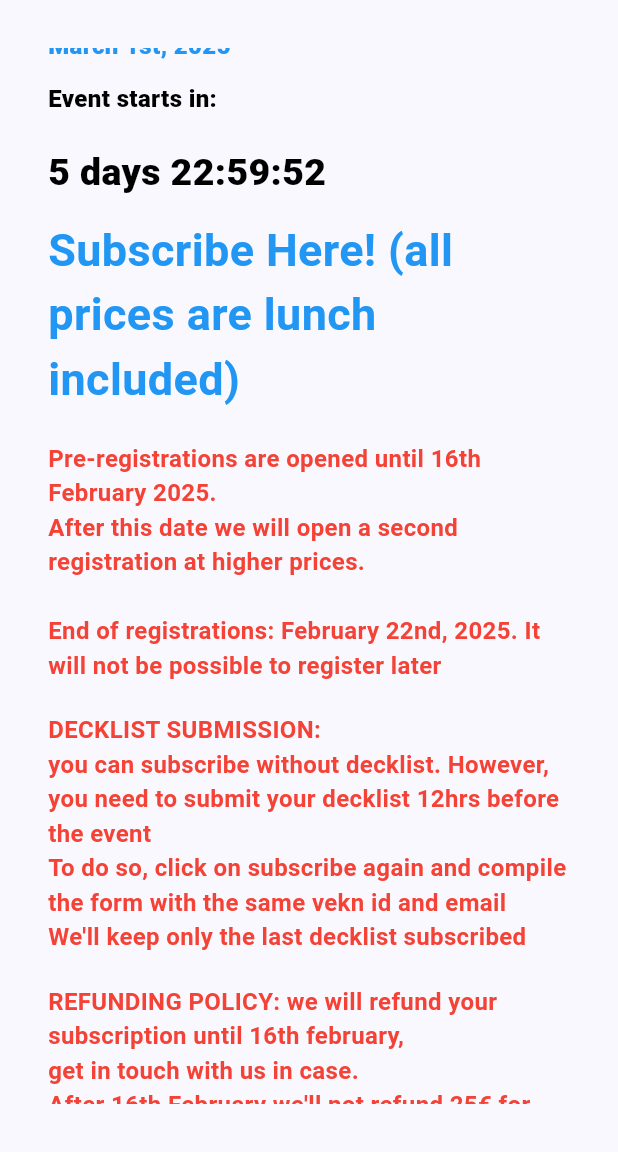
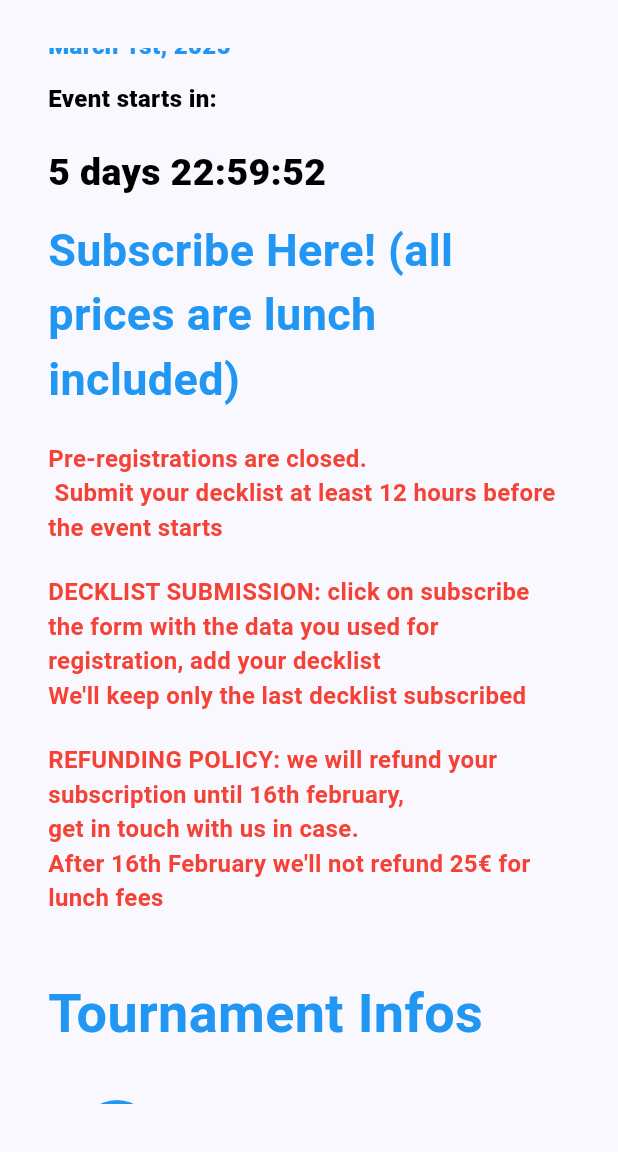
Before and after one commit to SimoParmeg/vtesitaly, a Flutter app: the screen it shows after launch, scrolled down 576 dp, on a phone screen of 412 x 824 dp, the part 84-1236 px from its top. Run offline on Flutter 3.47's test engine with Material 3 defaults, Android fonts, the phone set to English and light mode, and no system bars; our stand-ins replace carousel_slider.

Commit message:
subscriptions closed

```diff
--- a/vtesitaly/lib/views/rows/event.dart
+++ b/vtesitaly/lib/views/rows/event.dart
@@ -233,7 +233,7 @@ class _EventRowState extends State<EventRow> {
           height: 20
         ),
         const Text(
-          """Pre-registrations are opened until 16th February 2025.\nAfter this date we will open a second registration at higher prices.\n\nEnd of registrations: February 22nd, 2025. It will not be possible to register later""",
+          """Pre-registrations are closed.\n Submit your decklist at least 12 hours before the event starts""",
           style: TextStyle(
             fontSize: 16,
             fontWeight: FontWeight.w700,
@@ -244,7 +244,7 @@ class _EventRowState extends State<EventRow> {
           height: 20
         ),
         const Text(
-          """DECKLIST SUBMISSION:\nyou can subscribe without decklist. However, you need to submit your decklist 12hrs before the event\nTo do so, click on subscribe again and compile the form with the same vekn id and email\nWe'll keep only the last decklist subscribed""",
+          """DECKLIST SUBMISSION: click on subscribe the form with the data you used for registration, add your decklist\nWe'll keep only the last decklist subscribed""",
           style: TextStyle(
             fontSize: 16,
             fontWeight: FontWeight.w700,
@@ -255,7 +255,7 @@ class _EventRowState extends State<EventRow> {
           height: 20
         ),
         const Text(
-          """REFUNDING POLICY: we will refund your subscription until 16th february,\nget in touch with us in case.\nAfter 16th February we'll not refund 25€ for lunch fee""",
+          """REFUNDING POLICY: we will refund your subscription until 16th february,\nget in touch with us in case.\nAfter 16th February we'll not refund 25€ for lunch fees""",
           style: TextStyle(
             fontSize: 16,
             fontWeight: FontWeight.w700,
```
Also changed, not shown: vtesitaly/lib/views/forms/registration.dart (+14 -14 lines).
